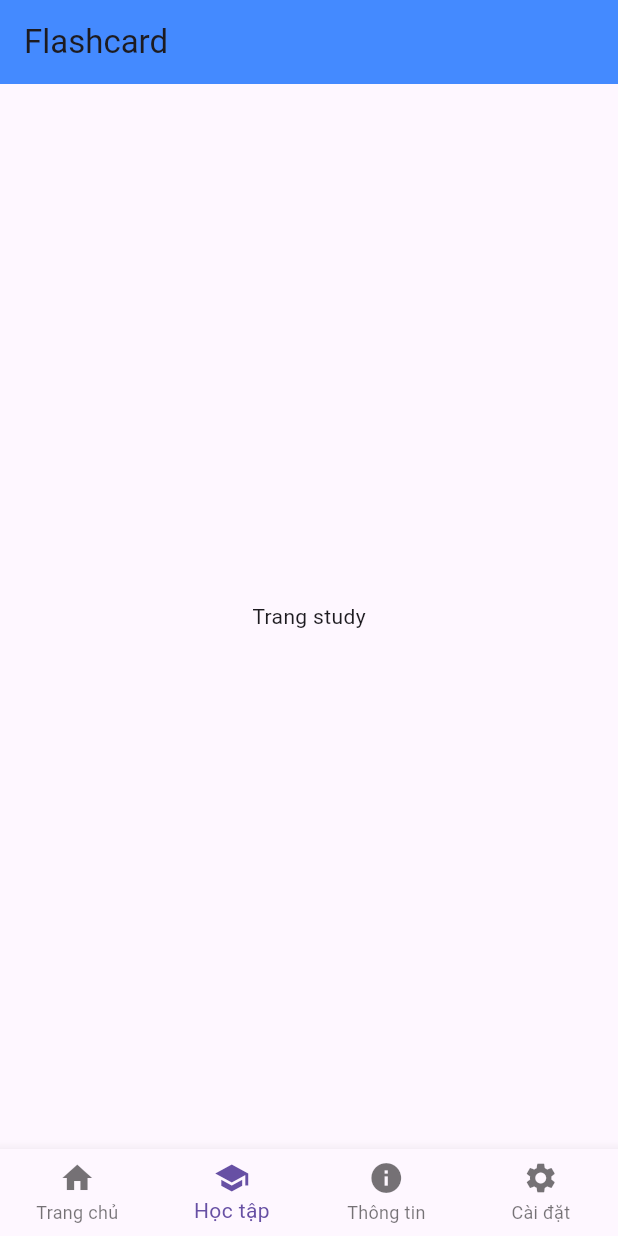
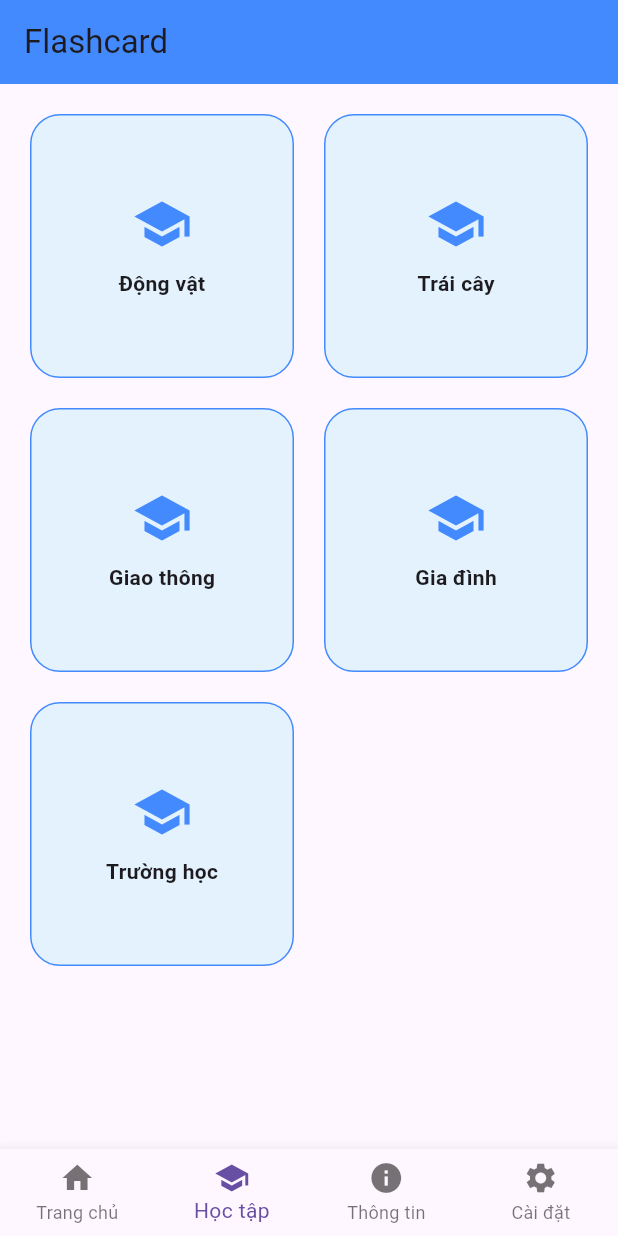
Before and after one commit to hahiep205/2025_2_LTTBDD_N02_Nhom_11, a Flutter app: the screen it shows after launch, item 2 of the bottom bar chosen, on a phone screen of 412 x 824 dp. Run offline on Flutter 3.47's test engine with Material 3 defaults, Android fonts, the phone set to English and light mode, and no system bars.

Commit message:
Thêm các danh mục trong trang study

```diff
--- a/lib/main.dart
+++ b/lib/main.dart
@@ -21,6 +21,13 @@ class _HomeState extends State<Home> {
 
   @override
   Widget build(BuildContext context) {
+    final List<String> categories = [
+      "Động vật",
+      "Trái cây",
+      "Giao thông",
+      "Gia đình",
+      "Trường học",
+    ];
     return Scaffold(
       appBar: AppBar(
         title: const Text('Flashcard'),
@@ -30,7 +37,47 @@ class _HomeState extends State<Home> {
         index: stt,
         children: [
           const Center(child: Text('Trang chủ')),
-          const Center(child: Text('Trang study')),
+
+          // TRANG STUDY
+          Padding(
+            padding: const EdgeInsets.all(20.0),
+            child: GridView.builder(
+              itemCount: 5,
+              gridDelegate:
+                  const SliverGridDelegateWithFixedCrossAxisCount(
+                    crossAxisCount: 2,
+                    mainAxisSpacing: 20,
+                    crossAxisSpacing: 20,
+                    childAspectRatio: 1,
+                  ),
+              itemBuilder: (context, i) {
+                return Container(
+                  decoration: BoxDecoration(
+                    color: Colors.blue.shade50,
+                    borderRadius: BorderRadius.circular(20),
+                    border: Border.all(color: Colors.blueAccent),
+                  ),
+                  child: Column(
+                    mainAxisAlignment: MainAxisAlignment.center,
+                    children: [
+                      const Icon(
+                        Icons.school,
+                        size: 40,
+                        color: Colors.blueAccent,
+                      ),
+                      const SizedBox(height: 10),
+                      Text(
+                        categories[i],
+                        style: const TextStyle(
+                          fontWeight: FontWeight.bold,
+                        ),
+                      ),
+                    ],
+                  ),
+                );
+              },
+            ),
+          ),
 
           // TRANG THÔNG TIN
           Padding(
```
Also changed, not shown: 1 other file.
